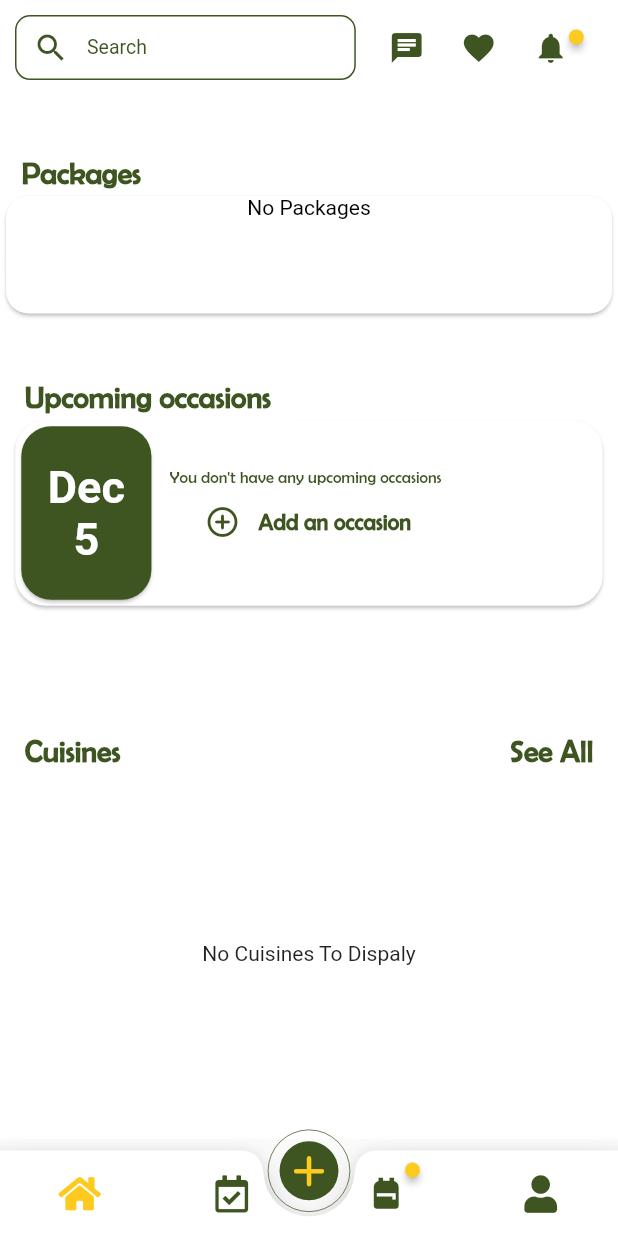
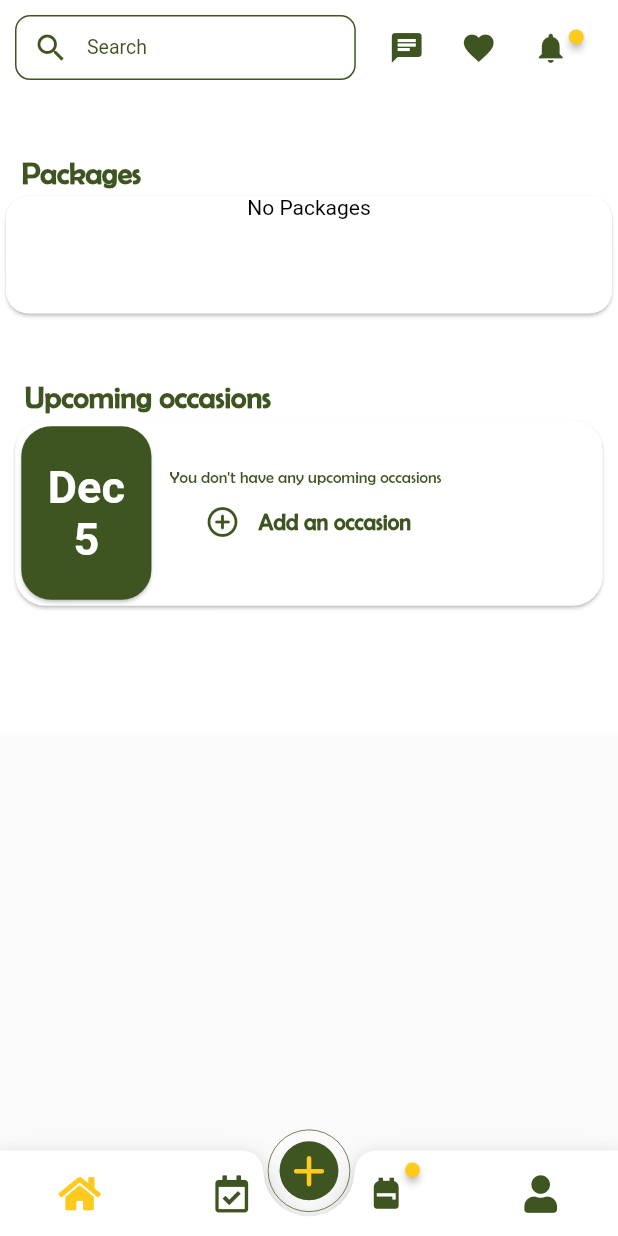
Before and after one commit to BloodyMercy/Cater_me, a Flutter app: the screen it shows after launch, on a phone screen of 412 x 824 dp. Run offline on Flutter 3.47's test engine with Material 2 defaults, Android fonts, the phone set to English and light mode, and no system bars; drawn by our look-alikes of badges; our stand-ins replace auto_size_text, carousel_slider, cloud_firestore, firebase_core, firebase_messaging, firebase_storage and 15 more; missing offline and left inert: credit_card, flutter_cupertino_datetime_picker; accounts and stored records are empty; network calls fail; Roboto replaces fonts that are missing (Segoe UI); project files that could hold a hidden picture were left out.

Commit message:
cuisine deleted

```diff
--- a/example/lib/widgets/homepage.dart
+++ b/example/lib/widgets/homepage.dart
@@ -378,56 +378,57 @@ class _HomePageState extends State<HomePage> {
                               Center(child: OccasionCard(Axis.horizontal)),
                             ]),
                             SizedBox(height: mediaQuery.size.height * 0.1,),
-                            Container(
-                              child: Column(children: [
-                                Row(
-                                  mainAxisAlignment:
-                                      MainAxisAlignment.spaceBetween,
-                                  children: [
-                                    Padding(
-                                      padding: EdgeInsets.only(
-                                          left: (mediaQuery.size.width * 0.04),
-                                         ),
-                                      child: Text(
-                                        'Cuisines',
-                                        style: Theme.of(context)
-                                            .textTheme
-                                            .headline2,
-                                      ),
-                                    ),
-                                    // SizedBox(width: mediaQuery.size.width*0.6),
-                                    Padding(
-                                        padding: EdgeInsets.only(
-                                            right:
-                                                (mediaQuery.size.width * 0.04)),
-                                        child: GestureDetector(
-                                            child: Text("See All",
-                                                style: Theme.of(context)
-                                                    .textTheme
-                                                    .headline2),
-                                            onTap: () {
-                                              Navigator.of(context).push(
-                                                MaterialPageRoute(
-                                                  builder: (context) =>
-                                                      CuisinsScreen(
-                                                          package.cuisins.id),
-                                                ),
-                                              );
-                                            }))
-                                  ],
-                                ),
-                                SizedBox(
-                                    height: mediaQuery.size.height * 0.3,
-                                    //width: mediaQuery.size.width,
-                                    child: CuisinCard()),
-                                // SizedBox(height:mediaQuery.size.height * 0.212,
-                                //   child:adss[0]),
-                                //  SizedBox(height:mediaQuery.size.height * 0.212,
-                                //  child:adss[1]),
-                              ]),
-                            ),
+                            // Container(
+                            //   child: Column(children: [
+                            //     Row(
+                            //       mainAxisAlignment:
+                            //           MainAxisAlignment.spaceBetween,
+                            //       children: [
+                            //         Padding(
+                            //           padding: EdgeInsets.only(
+                            //               left: (mediaQuery.size.width * 0.04),
+                            //              ),
+                            //           child: Text(
+                            //             'Cuisines',
+                            //             style: Theme.of(context)
+                            //                 .textTheme
+                            //                 .headline2,
+                            //           ),
+                            //         ),
+                            //         // SizedBox(width: mediaQuery.size.width*0.6),
+                            //         Padding(
+                            //             padding: EdgeInsets.only(
+                            //                 right:
+                            //                     (mediaQuery.size.width * 0.04)),
+                            //             child: GestureDetector(
+                            //                 child: Text("See All",
+                            //                     style: Theme.of(context)
+                            //                         .textTheme
+                            //                         .headline2),
+                            //                 onTap: () {
+                            //                   Navigator.of(context).push(
+                            //                     MaterialPageRoute(
+                            //                       builder: (context) =>
+                            //                           CuisinsScreen(
+                            //                               package.cuisins.id),
+                            //                     ),
+                            //                   );
+                            //                 }))
+                            //       ],
+                            //     ),
+                            //     SizedBox(
+                            //         height: mediaQuery.size.height * 0.3,
+                            //         //width: mediaQuery.size.width,
+                            //         child: CuisinCard()),
+                            //     // SizedBox(height:mediaQuery.size.height * 0.212,
+                            //     //   child:adss[0]),
+                            //     //  SizedBox(height:mediaQuery.size.height * 0.212,
+                            //     //  child:adss[1]),
+                            //   ]),
+                            // ),
                             ...getAddOnsCard(package.addonsall),
-                          ]),
+                          ]
+                      ),
                     ),
                   ),
                 )
```
